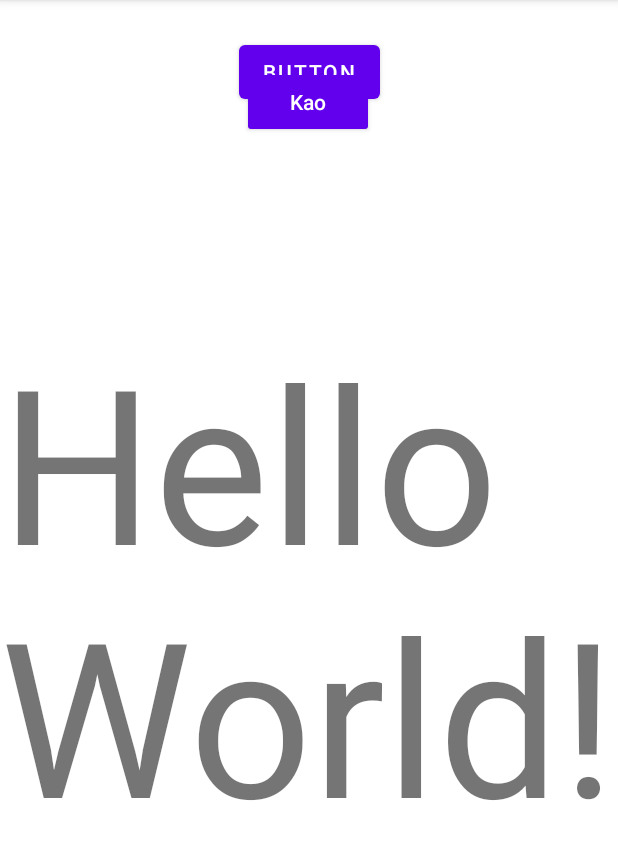
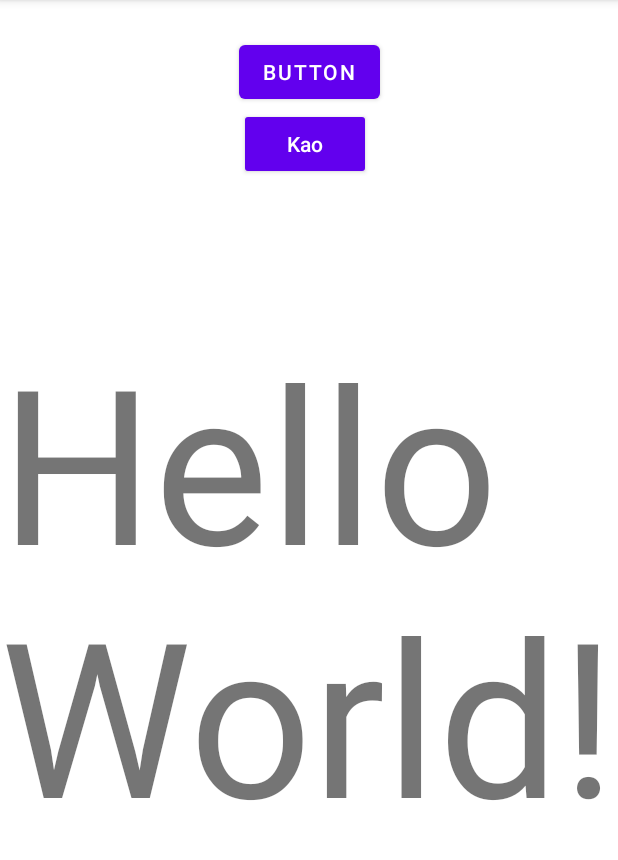
Before and after one commit to asmitnayak/CS506_Spike, an Android app: the screen it shows after launch (MainActivity), on a phone screen of 412 x 824 dp, the part 84-944 px from its top. Run offline under Robolectric (Android 15) with nearby library versions, the phone set to English and light mode, and no system bars.

Commit message:
button on main page

```diff
--- a/app/src/main/res/layout/activity_main.xml
+++ b/app/src/main/res/layout/activity_main.xml
@@ -34,11 +34,11 @@
         style="@style/Widget.AppCompat.Button"
         android:layout_width="wrap_content"
         android:layout_height="wrap_content"
-        android:layout_marginTop="44dp"
+        android:layout_marginTop="72dp"
         android:text="Kao"
         android:textAppearance="@style/TextAppearance.AppCompat.Body2"
         app:layout_constraintEnd_toEndOf="parent"
-        app:layout_constraintHorizontal_bias="0.498"
+        app:layout_constraintHorizontal_bias="0.492"
         app:layout_constraintStart_toStartOf="parent"
         app:layout_constraintTop_toTopOf="parent"
         app:strokeColor="@android:color/holo_blue_light" />
```
